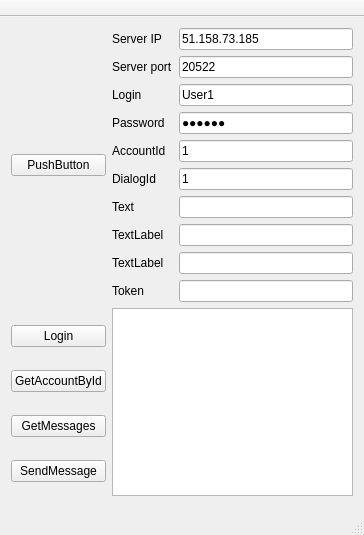
prekel/MyMessengerQtClient, file MyMessengerQtClientGui/mainwindow.ui: the form before one commit.
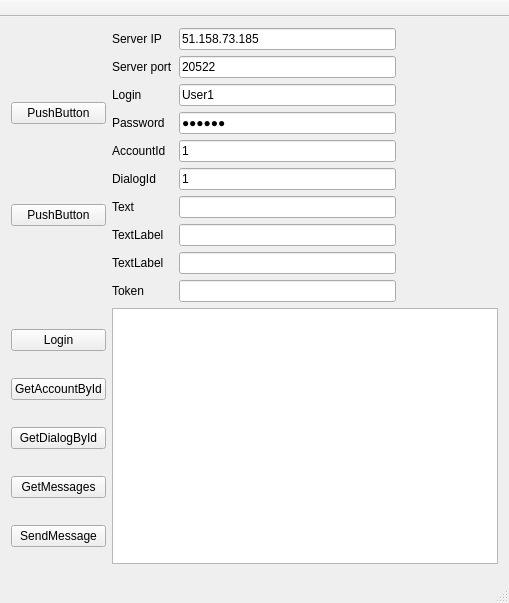
The form after the commit.

Patch:
```diff
--- a/MyMessengerQtClientGui/mainwindow.ui
+++ b/MyMessengerQtClientGui/mainwindow.ui
@@ -6,8 +6,8 @@
    <rect>
     <x>0</x>
     <y>0</y>
-    <width>364</width>
-    <height>535</height>
+    <width>509</width>
+    <height>603</height>
    </rect>
   </property>
   <property name="windowTitle">
@@ -15,10 +15,7 @@
   </property>
   <widget class="QWidget" name="centralWidget">
    <layout class="QGridLayout" name="gridLayout">
-    <item row="2" column="1">
-     <widget class="QTreeView" name="treeView"/>
-    </item>
-    <item row="2" column="0" rowspan="2">
+    <item row="3" column="0" rowspan="2">
      <layout class="QGridLayout" name="gridLayout_2">
       <item row="1" column="0">
        <widget class="QPushButton" name="pushButton_gabid">
@@ -27,14 +24,14 @@
         </property>
        </widget>
       </item>
-      <item row="3" column="0">
+      <item row="4" column="0">
        <widget class="QPushButton" name="pushButton_sendmessage">
         <property name="text">
          <string>SendMessage</string>
         </property>
        </widget>
       </item>
-      <item row="2" column="0">
+      <item row="3" column="0">
        <widget class="QPushButton" name="pushButton_getmessages">
         <property name="text">
          <string>GetMessages</string>
@@ -48,15 +45,15 @@
         </property>
        </widget>
       </item>
+      <item row="2" column="0">
+       <widget class="QPushButton" name="pushButton_gdbid">
+        <property name="text">
+         <string>GetDialogById</string>
+        </property>
+       </widget>
+      </item>
      </layout>
     </item>
-    <item row="1" column="0">
-     <widget class="QPushButton" name="pushButton">
-      <property name="text">
-       <string>PushButton</string>
-      </property>
-     </widget>
-    </item>
     <item row="1" column="1">
      <layout class="QFormLayout" name="formLayout">
       <item row="0" column="1">
@@ -188,6 +185,46 @@
       </item>
      </layout>
     </item>
+    <item row="1" column="3">
+     <layout class="QGridLayout" name="gridLayout_3"/>
+    </item>
+    <item row="1" column="0">
+     <layout class="QVBoxLayout" name="verticalLayout_2">
+      <item>
+       <widget class="QPushButton" name="pushButton_2">
+        <property name="text">
+         <string>PushButton</string>
+        </property>
+       </widget>
+      </item>
+      <item>
+       <widget class="QPushButton" name="pushButton">
+        <property name="text">
+         <string>PushButton</string>
+        </property>
+       </widget>
+      </item>
+     </layout>
+    </item>
+    <item row="1" column="2">
+     <spacer name="horizontalSpacer">
+      <property name="orientation">
+       <enum>Qt::Horizontal</enum>
+      </property>
+      <property name="sizeType">
+       <enum>QSizePolicy::Preferred</enum>
+      </property>
+      <property name="sizeHint" stdset="0">
+       <size>
+        <width>90</width>
+        <height>20</height>
+       </size>
+      </property>
+     </spacer>
+    </item>
+    <item row="3" column="1" colspan="3">
+     <widget class="QTreeView" name="treeView"/>
+    </item>
    </layout>
   </widget>
   <widget class="QMenuBar" name="menuBar">
```
Left out of the diff: 98 changed lines with no effect on the pictures.
